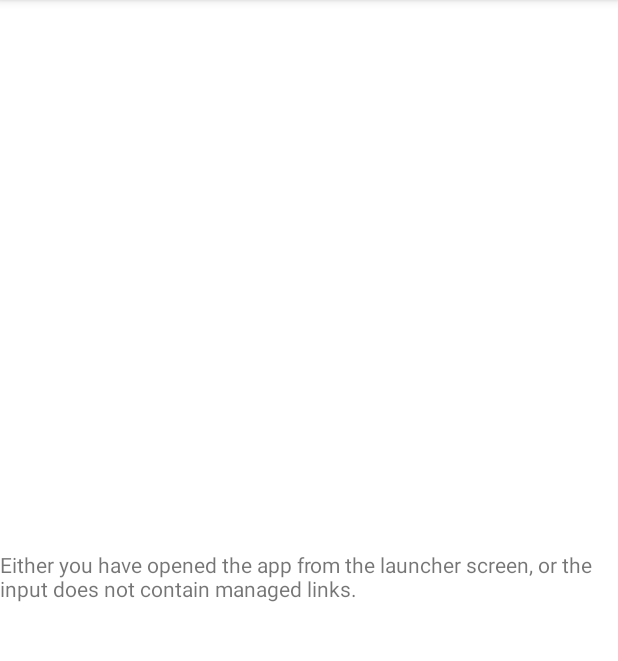
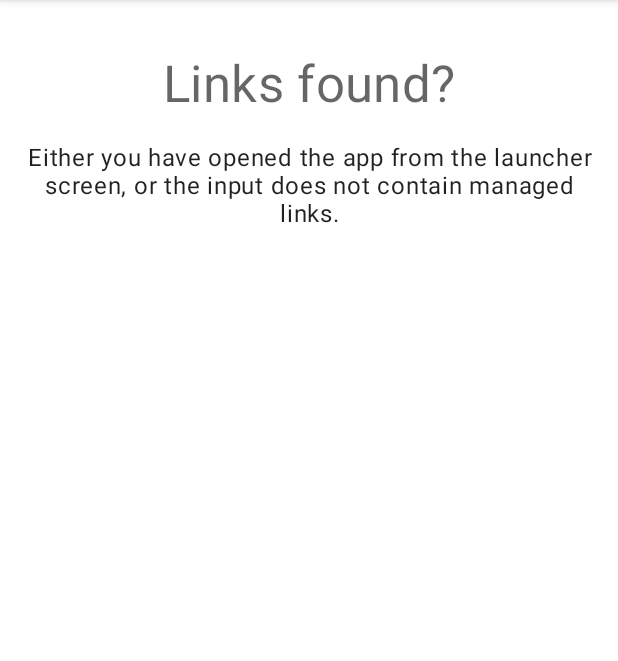
Before and after one commit to geekarist/ulcn, an Android app: the screen it shows after launch (MainActivity), on a phone screen of 412 x 824 dp, the part 84-745 px from its top. Run offline under Robolectric (Android 15) with nearby library versions, the phone set to English and light mode, and no system bars; 7 statements that could not run were skipped.

Commit message:
Better design

```diff
--- a/app/src/main/java/me/cpele/ulcn/MainActivity.kt
+++ b/app/src/main/java/me/cpele/ulcn/MainActivity.kt
@@ -20,8 +20,11 @@ class MainActivity : AppCompatActivity() {
     override fun onCreate(savedInstanceState: Bundle?) {
         super.onCreate(savedInstanceState)
         setContentView(R.layout.activity_main)
-        val textView = findViewById<TextView>(R.id.text_view)
-        textView.text = textViewContents(applicationContext, intent)
+        val result = textViewContents(applicationContext, intent)
+        val headerTextView = findViewById<TextView>(R.id.main_links_found)
+        headerTextView.text = getString(R.string.main_links_found)
+        val textView = findViewById<TextView>(R.id.main_result)
+        textView.text = result
     }
 }
 
--- a/app/src/main/res/layout/activity_main.xml
+++ b/app/src/main/res/layout/activity_main.xml
@@ -1,20 +1,44 @@
 <?xml version="1.0" encoding="utf-8"?>
+
 <androidx.constraintlayout.widget.ConstraintLayout xmlns:android="http://schemas.android.com/apk/res/android"
     xmlns:app="http://schemas.android.com/apk/res-auto"
     xmlns:tools="http://schemas.android.com/tools"
     android:layout_width="match_parent"
     android:layout_height="match_parent"
+    android:layout_margin="16dp"
     tools:context=".MainActivity">
 
     <TextView
-        android:id="@+id/text_view"
+        android:id="@+id/main_links_found"
         android:layout_width="wrap_content"
         android:layout_height="wrap_content"
+        android:layout_marginStart="16dp"
+        android:layout_marginTop="16dp"
+        android:layout_marginEnd="16dp"
+        android:layout_marginBottom="16dp"
+        android:textAppearance="@style/TextAppearance.MaterialComponents.Headline4"
+        app:layout_constraintBottom_toTopOf="@+id/main_result"
+        app:layout_constraintEnd_toEndOf="parent"
+        app:layout_constraintStart_toStartOf="parent"
+        app:layout_constraintTop_toTopOf="parent"
+        app:layout_constraintVertical_bias="0"
+        app:layout_constraintVertical_chainStyle="packed"
+        tools:text="Header" />
+
+    <TextView
+        android:id="@+id/main_result"
+        android:layout_width="wrap_content"
+        android:layout_height="wrap_content"
+        android:layout_marginStart="16dp"
+        android:layout_marginEnd="16dp"
+        android:layout_marginBottom="16dp"
         android:autoLink="all"
-        android:text="Hello World!"
+        android:gravity="center_horizontal"
+        android:textAppearance="@style/TextAppearance.MaterialComponents.Body1"
         app:layout_constraintBottom_toBottomOf="parent"
-        app:layout_constraintLeft_toLeftOf="parent"
-        app:layout_constraintRight_toRightOf="parent"
-        app:layout_constraintTop_toTopOf="parent" />
+        app:layout_constraintEnd_toEndOf="parent"
+        app:layout_constraintStart_toStartOf="parent"
+        app:layout_constraintTop_toBottomOf="@+id/main_links_found"
+        tools:text="Main content" />
 
 </androidx.constraintlayout.widget.ConstraintLayout>
--- a/app/src/main/res/values/strings.xml
+++ b/app/src/main/res/values/strings.xml
@@ -1,4 +1,5 @@
 <resources>
     <string name="app_name">ULCN</string>
     <string name="main_empty_spans_fallback">Either you have opened the app from the launcher screen, or the input does not contain managed links.</string>
+    <string name="main_links_found">Links found?</string>
 </resources>
```
